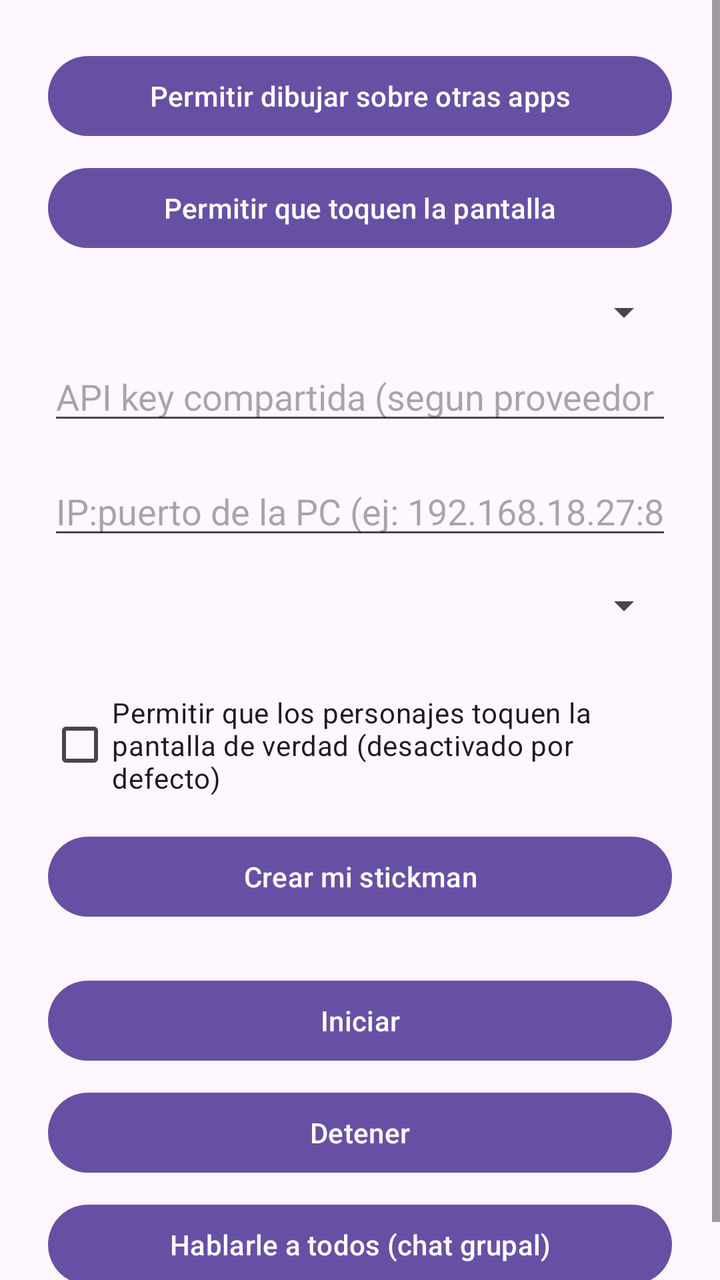
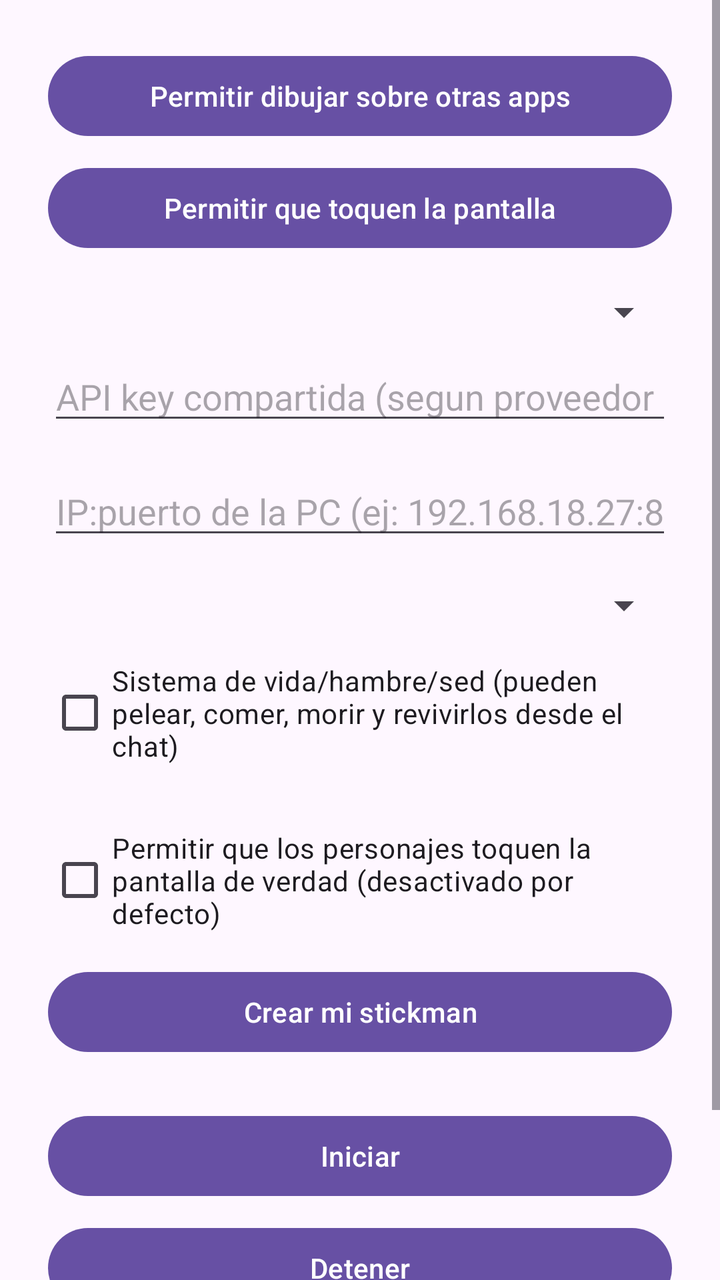

Compare the two renders of this Android layout. The source of the first and the diff that turns it into the second are given below.
<!-- AndroidManifest.xml: application theme Theme.StickmanAI -->
<!-- res/layout/activity_main.xml -->
<?xml version="1.0" encoding="utf-8"?>
<ScrollView xmlns:android="http://schemas.android.com/apk/res/android"
    android:layout_width="match_parent"
    android:layout_height="match_parent">

    <LinearLayout
        android:layout_width="match_parent"
        android:layout_height="wrap_content"
        android:orientation="vertical"
        android:padding="24dp">

        <Button
            android:id="@+id/btnGrantOverlay"
            android:layout_width="match_parent"
            android:layout_height="wrap_content"
            android:text="@string/grant_overlay" />

        <Button
            android:id="@+id/btnGrantAccessibility"
            android:layout_width="match_parent"
            android:layout_height="wrap_content"
            android:layout_marginTop="8dp"
            android:text="@string/grant_accessibility" />

        <Spinner
            android:id="@+id/spinnerSharedProvider"
            android:layout_width="match_parent"
            android:layout_height="wrap_content"
            android:layout_marginTop="16dp" />

        <EditText
            android:id="@+id/editSharedApiKey"
            android:layout_width="match_parent"
            android:layout_height="wrap_content"
            android:layout_marginTop="8dp"
            android:hint="@string/gemini_api_key_hint"
            android:inputType="textPassword" />

        <EditText
            android:id="@+id/editPcAddress"
            android:layout_width="match_parent"
            android:layout_height="wrap_content"
            android:layout_marginTop="16dp"
            android:hint="@string/pc_address_hint"
            android:inputType="text" />

        <Spinner
            android:id="@+id/spinnerAttentionFocus"
            android:layout_width="match_parent"
            android:layout_height="wrap_content"
            android:layout_marginTop="16dp" />

        <LinearLayout
            android:id="@+id/characterList"
            android:layout_width="match_parent"
            android:layout_height="wrap_content"
            android:layout_marginTop="16dp"
            android:orientation="vertical" />

        <CheckBox
            android:id="@+id/checkAllowScreenControl"
            android:layout_width="match_parent"
            android:layout_height="wrap_content"
            android:layout_marginTop="16dp"
            android:text="@string/allow_screen_control" />

        <Button
            android:id="@+id/btnCreateCharacter"
            android:layout_width="match_parent"
            android:layout_height="wrap_content"
            android:layout_marginTop="16dp"
            android:text="@string/create_character" />

        <Button
            android:id="@+id/btnStart"
            android:layout_width="match_parent"
            android:layout_height="wrap_content"
            android:layout_marginTop="24dp"
            android:text="@string/start_service" />

        <Button
            android:id="@+id/btnStop"
            android:layout_width="match_parent"
            android:layout_height="wrap_content"
            android:layout_marginTop="8dp"
            android:text="@string/stop_service" />

        <Button
            android:id="@+id/btnGroupChat"
            android:layout_width="match_parent"
            android:layout_height="wrap_content"
            android:layout_marginTop="8dp"
            android:text="@string/group_chat" />

    </LinearLayout>
</ScrollView>
<!-- resources referenced by this layout -->
<resources>
  <string name="allow_screen_control">Permitir que los personajes toquen la pantalla de verdad (desactivado por defecto)</string>
  <string name="create_character">Crear mi stickman</string>
  <string name="gemini_api_key_hint">API key compartida (segun proveedor elegido arriba, opcional si cada uno tiene la suya)</string>
  <string name="grant_accessibility">Permitir que toquen la pantalla</string>
  <string name="grant_overlay">Permitir dibujar sobre otras apps</string>
  <string name="group_chat">Hablarle a todos (chat grupal)</string>
  <string name="pc_address_hint">IP:puerto de la PC (ej: 192.168.18.27:8787)</string>
  <string name="start_service">Iniciar</string>
  <string name="stop_service">Detener</string>
  <style name="Theme.StickmanAI" parent="Theme.Material3.DayNight.NoActionBar" />
</resources>

<!-- the commit's change to res/layout/activity_main.xml (unified diff, before → after) -->
@@ -50,6 +50,13 @@
             android:layout_height="wrap_content"
             android:layout_marginTop="16dp" />
 
+        <CheckBox
+            android:id="@+id/checkSurvivalEnabled"
+            android:layout_width="match_parent"
+            android:layout_height="wrap_content"
+            android:layout_marginTop="16dp"
+            android:text="@string/survival_enabled" />
+
         <LinearLayout
             android:id="@+id/characterList"
             android:layout_width="match_parent"
<!-- resource entries referenced after the edit -->
@@ -9,6 +9,7 @@
   <string name="pc_address_hint">IP:puerto de la PC (ej: 192.168.18.27:8787)</string>
   <string name="start_service">Iniciar</string>
   <string name="stop_service">Detener</string>
+  <string name="survival_enabled">Sistema de vida/hambre/sed (pueden pelear, comer, morir y revivirlos desde el chat)</string>
   <style name="Theme.StickmanAI" parent="Theme.Material3.DayNight.NoActionBar" />
 </resources>
 
